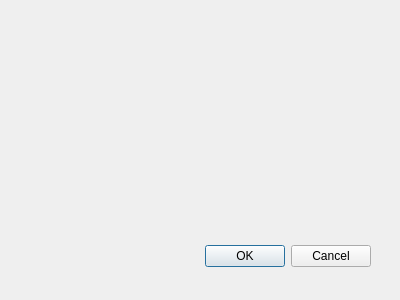
First picture: the form in Project2/manager_member_database.ui, repository tdragon00/CS1C_Project_2, before the edit.
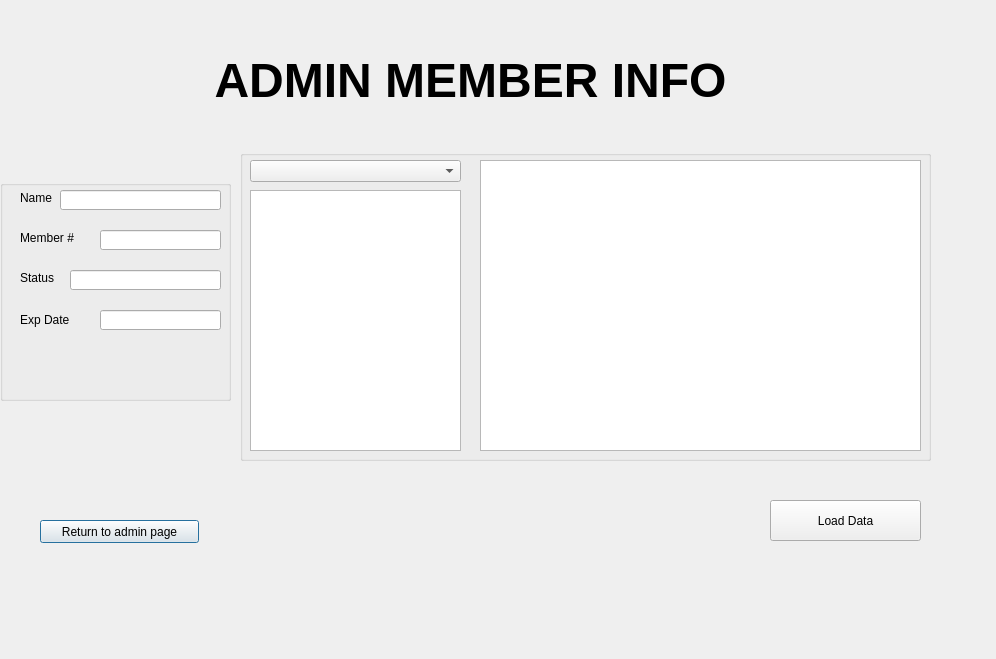
Second picture: the form after the edit.

Commit message: manager member data

```diff
--- a/Project2/manager_member_database.ui
+++ b/Project2/manager_member_database.ui
@@ -8,27 +8,215 @@
    <rect>
     <x>0</x>
     <y>0</y>
-    <width>400</width>
-    <height>300</height>
+    <width>996</width>
+    <height>659</height>
    </rect>
   </property>
   <property name="windowTitle">
    <string>Dialog</string>
   </property>
-  <widget class="QDialogButtonBox" name="buttonBox">
+  <widget class="QGroupBox" name="Selections">
    <property name="geometry">
     <rect>
-     <x>30</x>
-     <y>240</y>
-     <width>341</width>
-     <height>32</height>
+     <x>240</x>
+     <y>150</y>
+     <width>691</width>
+     <height>311</height>
     </rect>
    </property>
-   <property name="orientation">
-    <enum>Qt::Horizontal</enum>
+   <property name="title">
+    <string/>
    </property>
-   <property name="standardButtons">
-    <set>QDialogButtonBox::Cancel|QDialogButtonBox::Ok</set>
+   <widget class="QListView" name="listView">
+    <property name="geometry">
+     <rect>
+      <x>10</x>
+      <y>40</y>
+      <width>211</width>
+      <height>261</height>
+     </rect>
+    </property>
+   </widget>
+   <widget class="QTableView" name="tableView">
+    <property name="geometry">
+     <rect>
+      <x>240</x>
+      <y>10</y>
+      <width>441</width>
+      <height>291</height>
+     </rect>
+    </property>
+   </widget>
+   <widget class="QComboBox" name="comboBox">
+    <property name="geometry">
+     <rect>
+      <x>10</x>
+      <y>10</y>
+      <width>211</width>
+      <height>22</height>
+     </rect>
+    </property>
+   </widget>
+  </widget>
+  <widget class="QLabel" name="label_5">
+   <property name="geometry">
+    <rect>
+     <x>0</x>
+     <y>10</y>
+     <width>941</width>
+     <height>141</height>
+    </rect>
+   </property>
+   <property name="text">
+    <string>&lt;html&gt;&lt;head/&gt;&lt;body&gt;&lt;p align=&quot;center&quot;&gt;&lt;span style=&quot; font-size:36pt; font-weight:600;&quot;&gt;ADMIN MEMBER INFO&lt;/span&gt;&lt;/p&gt;&lt;/body&gt;&lt;/html&gt;</string>
+   </property>
+  </widget>
+  <widget class="QGroupBox" name="Tools">
+   <property name="geometry">
+    <rect>
+     <x>0</x>
+     <y>180</y>
+     <width>231</width>
+     <height>221</height>
+    </rect>
+   </property>
+   <property name="title">
+    <string/>
+   </property>
+   <widget class="QLabel" name="label_2">
+    <property name="geometry">
+     <rect>
+      <x>20</x>
+      <y>50</y>
+      <width>81</width>
+      <height>16</height>
+     </rect>
+    </property>
+    <property name="text">
+     <string>Member #</string>
+    </property>
+   </widget>
+   <widget class="QLineEdit" name="memberNumEdit">
+    <property name="enabled">
+     <bool>true</bool>
+    </property>
+    <property name="geometry">
+     <rect>
+      <x>100</x>
+      <y>50</y>
+      <width>121</width>
+      <height>20</height>
+     </rect>
+    </property>
+    <property name="readOnly">
+     <bool>true</bool>
+    </property>
+   </widget>
+   <widget class="QLineEdit" name="expirationEdit">
+    <property name="geometry">
+     <rect>
+      <x>100</x>
+      <y>130</y>
+      <width>121</width>
+      <height>20</height>
+     </rect>
+    </property>
+   </widget>
+   <widget class="QLabel" name="label">
+    <property name="geometry">
+     <rect>
+      <x>20</x>
+      <y>10</y>
+      <width>41</width>
+      <height>16</height>
+     </rect>
+    </property>
+    <property name="text">
+     <string>Name</string>
+    </property>
+   </widget>
+   <widget class="QLineEdit" name="nameEdit">
+    <property name="geometry">
+     <rect>
+      <x>60</x>
+      <y>10</y>
+      <width>161</width>
+      <height>20</height>
+     </rect>
+    </property>
+   </widget>
+   <widget class="QLabel" name="label_4">
+    <property name="geometry">
+     <rect>
+      <x>20</x>
+      <y>130</y>
+      <width>81</width>
+      <height>20</height>
+     </rect>
+    </property>
+    <property name="text">
+     <string>Exp Date</string>
+    </property>
+   </widget>
+   <widget class="QLineEdit" name="statusEdit">
+    <property name="geometry">
+     <rect>
+      <x>70</x>
+      <y>90</y>
+      <width>151</width>
+      <height>20</height>
+     </rect>
+    </property>
+   </widget>
+   <widget class="QLabel" name="label_3">
+    <property name="geometry">
+     <rect>
+      <x>20</x>
+      <y>90</y>
+      <width>41</width>
+      <height>16</height>
+     </rect>
+    </property>
+    <property name="text">
+     <string>Status</string>
+    </property>
+   </widget>
+   <widget class="QWidget" name="verticalLayoutWidget_3">
+    <property name="geometry">
+     <rect>
+      <x>0</x>
+      <y>40</y>
+      <width>231</width>
+      <height>41</height>
+     </rect>
+    </property>
+    <layout class="QVBoxLayout" name="verticalLayout_5"/>
+   </widget>
+  </widget>
+  <widget class="QPushButton" name="returnButton">
+   <property name="geometry">
+    <rect>
+     <x>40</x>
+     <y>520</y>
+     <width>159</width>
+     <height>23</height>
+    </rect>
+   </property>
+   <property name="text">
+    <string>Return to admin page</string>
+   </property>
+  </widget>
+  <widget class="QPushButton" name="loadButton">
+   <property name="geometry">
+    <rect>
+     <x>770</x>
+     <y>500</y>
+     <width>151</width>
+     <height>41</height>
+    </rect>
+   </property>
+   <property name="text">
+    <string>Load Data</string>
    </property>
   </widget>
  </widget>
```
Left out of the diff: 40 changed lines with no effect on the pictures. The commit also changes 2 other files.
